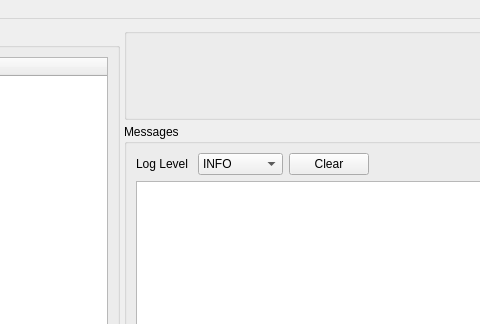
Before: the Qt Designer form homescreen.ui in ShreeshaN/USoundApp, drawn with Qt 5; both pictures show x 189 to 669 and y 0 to 324 of the 1313 by 738 pixel window.
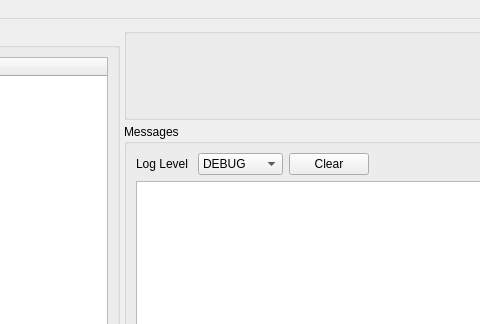
After: the same form once the commit is applied. Icons and pictures are not drawn.

Commit message: Fix typos and orders

Patch:
```diff
--- a/homescreen.ui
+++ b/homescreen.ui
@@ -256,7 +256,7 @@
                </property>
                <item>
                 <property name="text">
-                 <string>INFO</string>
+                 <string>DEBUG</string>
                 </property>
                </item>
                <item>
```
Left out of the diff: 2 changed lines with no effect on the pictures. The commit also changes 2 other files.
